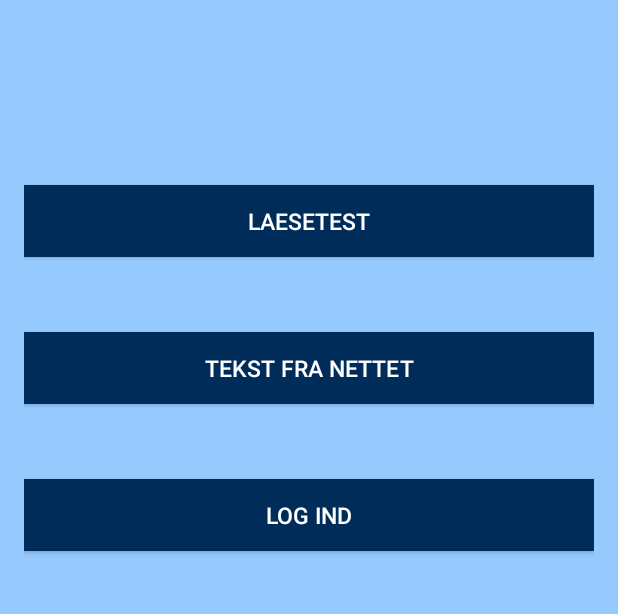
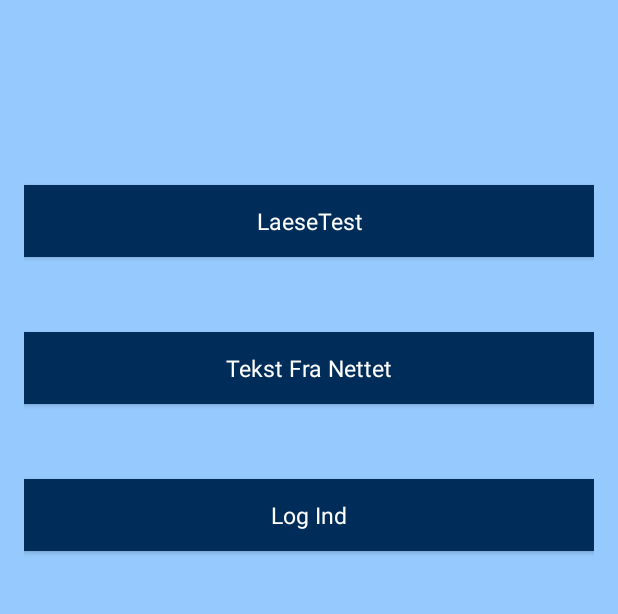
Before and after one commit to MagnusJensen95/Laesomondo, an Android app: the layout activity_main_menu.xml on its own in the app's theme, with its tools: preview values and no code run, on a phone screen of 412 x 824 dp, the part 125-739 px from its top. Run offline under Robolectric (Android 15) with nearby library versions, the phone set to English and light mode, and no system bars.

Commit message:
correct theme.

```diff
--- a/app/src/main/AndroidManifest.xml
+++ b/app/src/main/AndroidManifest.xml
@@ -9,7 +9,8 @@
         android:allowBackup="true"
         android:icon="@mipmap/ic_launcher"
         android:label="@string/app_name"
-        android:supportsRtl="true">
+        android:supportsRtl="true"
+        android:theme="@style/AppTheme">
         <activity android:name=".MainMenu">
             <intent-filter>
                 <action android:name="android.intent.action.MAIN" />
--- a/app/src/main/res/layout/summarypopup.xml
+++ b/app/src/main/res/layout/summarypopup.xml
@@ -18,7 +18,7 @@
         android:layout_below="@+id/summaryPopUpScoreTBD"
         android:layout_alignParentStart="true"
         android:weightSum="1"
-        android:gravity="center"        >
+        android:gravity="center">
 
         <Button
             style="@style/defaultButton"
--- a/app/src/main/res/values/styles.xml
+++ b/app/src/main/res/values/styles.xml
@@ -10,19 +10,19 @@
         <item name="android:windowBackground">@color/colorPrimary</item>
     </style>
 
-    <style name="AppTheme.CustomPopUpTheme">
+    <style name="AppTheme.CustomPopUpTheme" parent="Theme.AppCompat.Light.NoActionBar">
         <item name="android:windowIsTranslucent">true</item>
         <item name="android:windowCloseOnTouchOutside">true</item>
     </style>
 
-    <style name="defaultText">
+    <style name="defaultText" parent="Theme.AppCompat.Light.NoActionBar">
         <item name="android:textSize">25dp</item>
         <item name="android:typeface">serif</item>
         <item name="android:textColor">@color/colorPrimaryDark</item>
         <item name="android:textStyle"> bold</item>
     </style>
 
-    <style name="defaultButton">
+    <style name="defaultButton" parent="Theme.AppCompat.Light.NoActionBar">
         <item name="android:background">@color/colorPrimaryDark</item>
         <item name="android:textColor">#ffffff</item>
         <item name="android:textSize">15dp</item>
```
Also changed, not shown: app/src/main/java/com/example/magnus/laesomondo/SummaryPopUp.java (+7 -8 lines).
